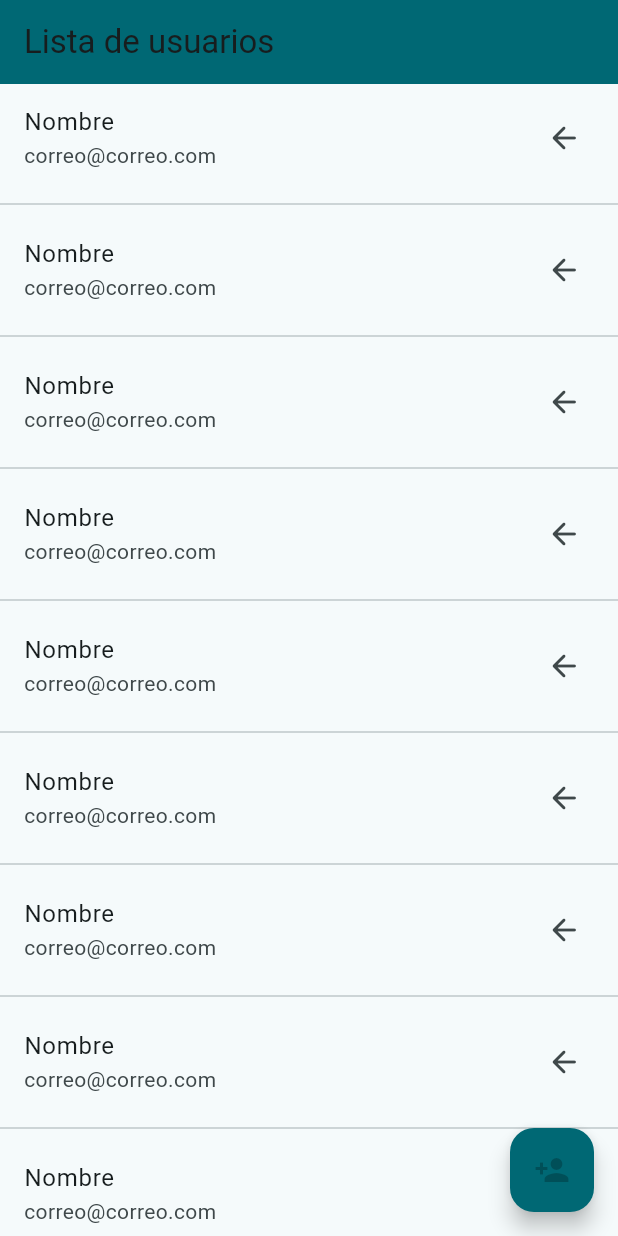
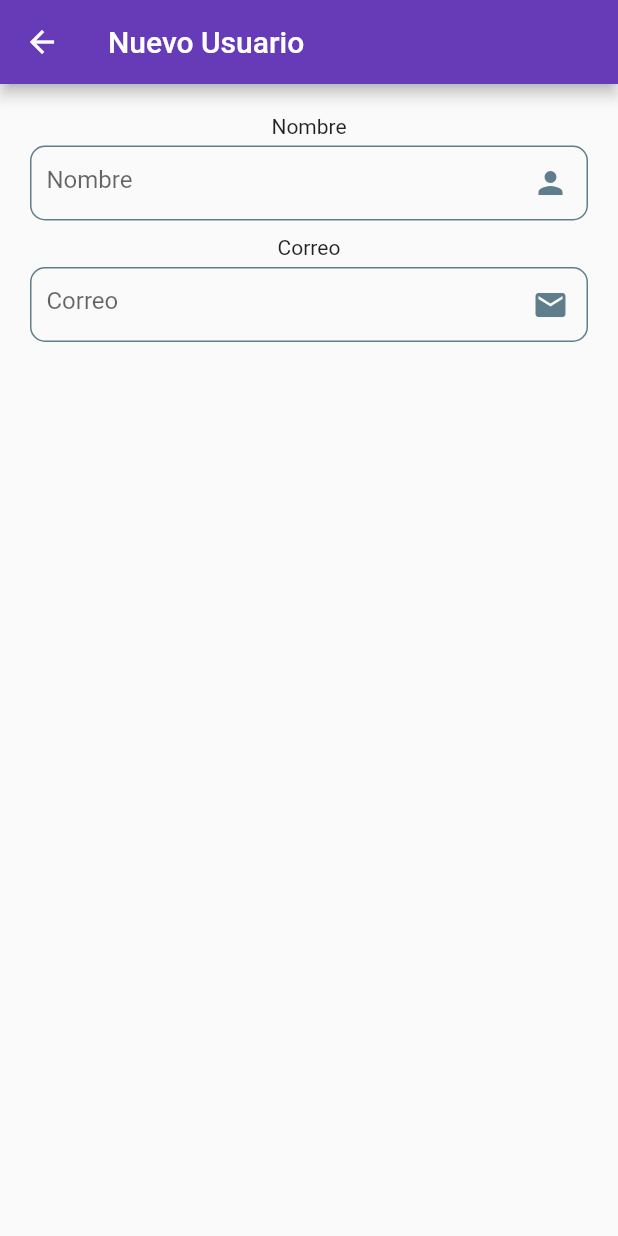
Before and after one commit to ArelyVallejos/CPyD_appMovil, a Flutter app: the screen it shows after launch, after a tap on the "person add" icon, on a phone screen of 412 x 824 dp. Run offline on Flutter 3.47's test engine with Material 2 defaults, Android fonts, the phone set to English and light mode, and no system bars.

Commit message:
nuevos cambios 01

```diff
--- a/lib/presentation/app.dart
+++ b/lib/presentation/app.dart
@@ -8,16 +8,15 @@ class MyApp extends StatelessWidget {
   @override
   Widget build(BuildContext context) {
     return MaterialApp(
-        title: 'Flutter Demo',
+        title: 'Flutter First App',
         theme: ThemeData(
-          colorScheme: ColorScheme.fromSeed(
-              seedColor: Color.fromARGB(255, 255, 255, 255)),
-          useMaterial3: true,
+          primaryColor: Colors.deepPurple,
         ),
         initialRoute: HomeScreen.routeName,
         routes: {
           // ignore: prefer_const_constructors
           HomeScreen.routeName: (_) => HomeScreen(),
+          NewUserScreen.routeName: (_) => const NewUserScreen(),
         });
   }
 }
--- a/lib/presentation/screens/home/home.dart
+++ b/lib/presentation/screens/home/home.dart
@@ -1,4 +1,5 @@
 import 'package:flutter/material.dart';
+import 'package:prueba/presentation/screens/screens.dart';
 
 class HomeScreen extends StatefulWidget {
   static String routeName = '/';
@@ -29,7 +30,9 @@ class _HomeScreenState extends State<HomeScreen> {
         separatorBuilder: (context, index) => const Divider(),
       ),
       floatingActionButton: FloatingActionButton(
-        onPressed: () {},
+        onPressed: () {
+          Navigator.pushNamed(context, NewUserScreen.routeName);
+        },
         backgroundColor: Theme.of(context).primaryColor,
         child: const Icon(Icons.person_add),
       ),
--- /dev/null
+++ b/lib/presentation/screens/new_user/newuser.dart
@@ -0,0 +1,35 @@
+import 'package:flutter/material.dart';
+import 'package:prueba/presentation/widgets/widgets.dart';
+
+class NewUserScreen extends StatelessWidget {
+  static String routeName = 'new_user';
+  const NewUserScreen({super.key});
+
+  @override
+  Widget build(BuildContext context) {
+    return Scaffold(
+      appBar: AppBar(
+        title: Text('Nuevo Usuario'),
+        backgroundColor: Theme.of(context).primaryColor,
+      ),
+      body: Padding(
+          padding: const EdgeInsets.all(20.0),
+          child: Column(
+            crossAxisAlignment: CrossAxisAlignment.stretch,
+            children: const [
+              TextFieldWidget(
+                label: 'Nombre',
+                placeholder: 'Nombre',
+                icon: Icons.person,
+              ),
+              SizedBox(height: 10.0),
+              TextFieldWidget(
+                label: 'Correo',
+                placeholder: 'Correo',
+                icon: Icons.mail,
+              ),
+            ],
+          )),
+    );
+  }
+}
--- a/lib/presentation/screens/screens.dart
+++ b/lib/presentation/screens/screens.dart
@@ -1 +1,2 @@
+export 'package:prueba/presentation/screens/new_user/newuser.dart';
 export 'package:prueba/presentation/screens/home/home.dart';
--- /dev/null
+++ b/lib/presentation/widgets/text_field.dart
@@ -0,0 +1,42 @@
+import 'package:flutter/material.dart';
+
+class TextFieldWidget extends StatelessWidget {
+  final String label;
+  final String placeholder;
+  final IconData icon;
+
+  const TextFieldWidget({
+    Key? key,
+    required this.label,
+    required this.placeholder,
+    required this.icon,
+  }) : super(key: key);
+
+  @override
+  Widget build(BuildContext context) {
+    return Column(
+      children: [
+        Text(label),
+        const SizedBox(
+          height: 5.0,
+        ),
+        Container(
+          padding: const EdgeInsets.only(left: 10.0),
+          decoration: BoxDecoration(
+              border: Border.all(color: Colors.blueGrey),
+              borderRadius: BorderRadius.circular(10.0)),
+          child: TextField(
+            decoration: InputDecoration(
+              border: InputBorder.none,
+              hintText: placeholder,
+              suffixIcon: Icon(
+                icon,
+                color: Colors.blueGrey,
+              ),
+            ),
+          ),
+        )
+      ],
+    );
+  }
+}
--- a/lib/presentation/widgets/widgets.dart
+++ b/lib/presentation/widgets/widgets.dart
@@ -0,0 +1 @@
+export 'package:prueba/presentation/widgets/text_field.dart';
```
Also changed, not shown: 1 other file.
